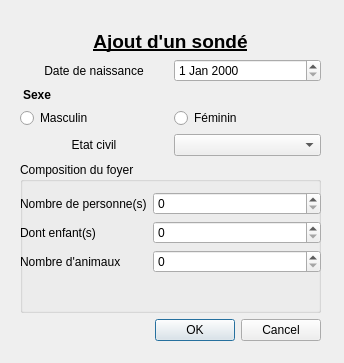
LeoGaudias/QTProjectS6, file QTProjectS6/ajoutpersonne.ui: the form before one commit.
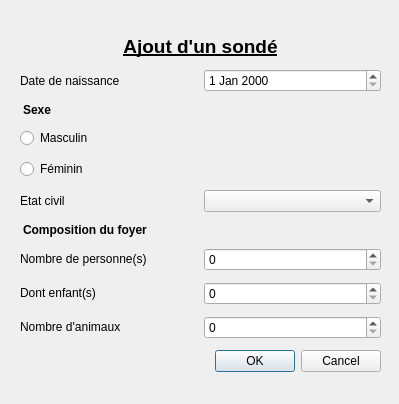
The form after the commit.

Commit message: modif du form

```diff
--- a/QTProjectS6/ajoutpersonne.ui
+++ b/QTProjectS6/ajoutpersonne.ui
@@ -6,8 +6,8 @@
    <rect>
     <x>0</x>
     <y>0</y>
-    <width>344</width>
-    <height>363</height>
+    <width>399</width>
+    <height>404</height>
    </rect>
   </property>
   <property name="sizePolicy">
@@ -24,11 +24,44 @@
     <rect>
      <x>20</x>
      <y>30</y>
-     <width>301</width>
-     <height>311</height>
+     <width>361</width>
+     <height>351</height>
     </rect>
    </property>
    <layout class="QGridLayout" name="gridLayout">
+    <item row="7" column="0">
+     <widget class="QLabel" name="label_6">
+      <property name="sizePolicy">
+       <sizepolicy hsizetype="Preferred" vsizetype="Fixed">
+        <horstretch>0</horstretch>
+        <verstretch>0</verstretch>
+       </sizepolicy>
+      </property>
+      <property name="text">
+       <string>Nombre de personne(s)</string>
+      </property>
+     </widget>
+    </item>
+    <item row="8" column="0">
+     <widget class="QLabel" name="label_7">
+      <property name="sizePolicy">
+       <sizepolicy hsizetype="Preferred" vsizetype="Fixed">
+        <horstretch>0</horstretch>
+        <verstretch>0</verstretch>
+       </sizepolicy>
+      </property>
+      <property name="text">
+       <string>Dont enfant(s)</string>
+      </property>
+     </widget>
+    </item>
+    <item row="3" column="0" colspan="2">
+     <widget class="QRadioButton" name="radioButton_3">
+      <property name="text">
+       <string>Masculin</string>
+      </property>
+     </widget>
+    </item>
     <item row="0" column="0" colspan="2">
      <widget class="QLabel" name="label">
       <property name="sizePolicy">
@@ -62,20 +95,13 @@
        <string>Date de naissance</string>
       </property>
       <property name="alignment">
-       <set>Qt::AlignCenter</set>
+       <set>Qt::AlignLeading|Qt::AlignLeft|Qt::AlignVCenter</set>
       </property>
      </widget>
     </item>
     <item row="1" column="1">
      <widget class="QDateEdit" name="dateEdit"/>
     </item>
-    <item row="3" column="1">
-     <widget class="QRadioButton" name="radioButton_4">
-      <property name="text">
-       <string>Féminin</string>
-      </property>
-     </widget>
-    </item>
     <item row="2" column="0" colspan="2">
      <widget class="QLabel" name="label_3">
       <property name="sizePolicy">
@@ -98,80 +124,75 @@
       </property>
      </widget>
     </item>
-    <item row="4" column="0">
+    <item row="5" column="1">
+     <widget class="QComboBox" name="comboBox"/>
+    </item>
+    <item row="5" column="0">
      <widget class="QLabel" name="label_4">
       <property name="text">
        <string>Etat civil</string>
       </property>
       <property name="alignment">
-       <set>Qt::AlignCenter</set>
+       <set>Qt::AlignLeading|Qt::AlignLeft|Qt::AlignVCenter</set>
       </property>
      </widget>
     </item>
-    <item row="3" column="0">
-     <widget class="QRadioButton" name="radioButton_3">
-      <property name="text">
-       <string>Masculin</string>
-      </property>
-     </widget>
-    </item>
-    <item row="4" column="1">
-     <widget class="QComboBox" name="comboBox"/>
-    </item>
-    <item row="6" column="0" colspan="2">
+    <item row="10" column="0" colspan="2">
      <widget class="QDialogButtonBox" name="buttonBox">
       <property name="standardButtons">
        <set>QDialogButtonBox::Cancel|QDialogButtonBox::Ok</set>
       </property>
      </widget>
     </item>
-    <item row="5" column="0" colspan="2">
-     <widget class="QGroupBox" name="groupBox">
-      <property name="title">
+    <item row="4" column="0" colspan="2">
+     <widget class="QRadioButton" name="radioButton_4">
+      <property name="text">
+       <string>Féminin</string>
+      </property>
+     </widget>
+    </item>
+    <item row="9" column="0">
+     <widget class="QLabel" name="label_8">
+      <property name="sizePolicy">
+       <sizepolicy hsizetype="Preferred" vsizetype="Fixed">
+        <horstretch>0</horstretch>
+        <verstretch>0</verstretch>
+       </sizepolicy>
+      </property>
+      <property name="text">
+       <string>Nombre d'animaux</string>
+      </property>
+     </widget>
+    </item>
+    <item row="7" column="1">
+     <widget class="QSpinBox" name="spinBox"/>
+    </item>
+    <item row="8" column="1">
+     <widget class="QSpinBox" name="spinBox_2"/>
+    </item>
+    <item row="9" column="1">
+     <widget class="QSpinBox" name="spinBox_3"/>
+    </item>
+    <item row="6" column="0" colspan="2">
+     <widget class="QLabel" name="label_5">
+      <property name="sizePolicy">
+       <sizepolicy hsizetype="Preferred" vsizetype="Fixed">
+        <horstretch>0</horstretch>
+        <verstretch>0</verstretch>
+       </sizepolicy>
+      </property>
+      <property name="font">
+       <font>
+        <weight>75</weight>
+        <bold>true</bold>
+       </font>
+      </property>
+      <property name="text">
        <string>Composition du foyer</string>
       </property>
-      <widget class="QWidget" name="formLayoutWidget">
-       <property name="geometry">
-        <rect>
-         <x>0</x>
-         <y>30</y>
-         <width>301</width>
-         <height>95</height>
-        </rect>
-       </property>
-       <layout class="QFormLayout" name="formLayout">
-        <item row="0" column="0">
-         <widget class="QLabel" name="label_5">
-          <property name="text">
-           <string>Nombre de personne(s)</string>
-          </property>
-         </widget>
-        </item>
-        <item row="1" column="0">
-         <widget class="QLabel" name="label_6">
-          <property name="text">
-           <string>Dont enfant(s)</string>
-          </property>
-         </widget>
-        </item>
-        <item row="2" column="0">
-         <widget class="QLabel" name="label_7">
-          <property name="text">
-           <string>Nombre d'animaux</string>
-          </property>
-         </widget>
-        </item>
-        <item row="0" column="1">
-         <widget class="QSpinBox" name="spinBox"/>
-        </item>
-        <item row="1" column="1">
-         <widget class="QSpinBox" name="spinBox_2"/>
-        </item>
-        <item row="2" column="1">
-         <widget class="QSpinBox" name="spinBox_3"/>
-        </item>
-       </layout>
-      </widget>
+      <property name="indent">
+       <number>3</number>
+      </property>
      </widget>
     </item>
    </layout>
```
